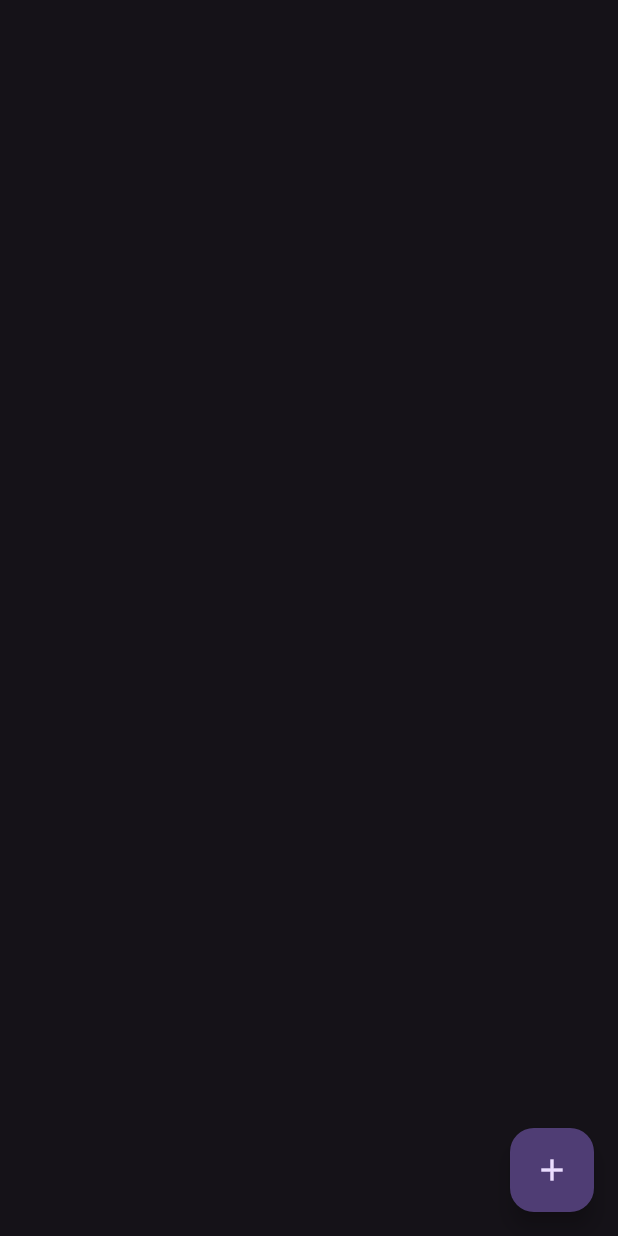
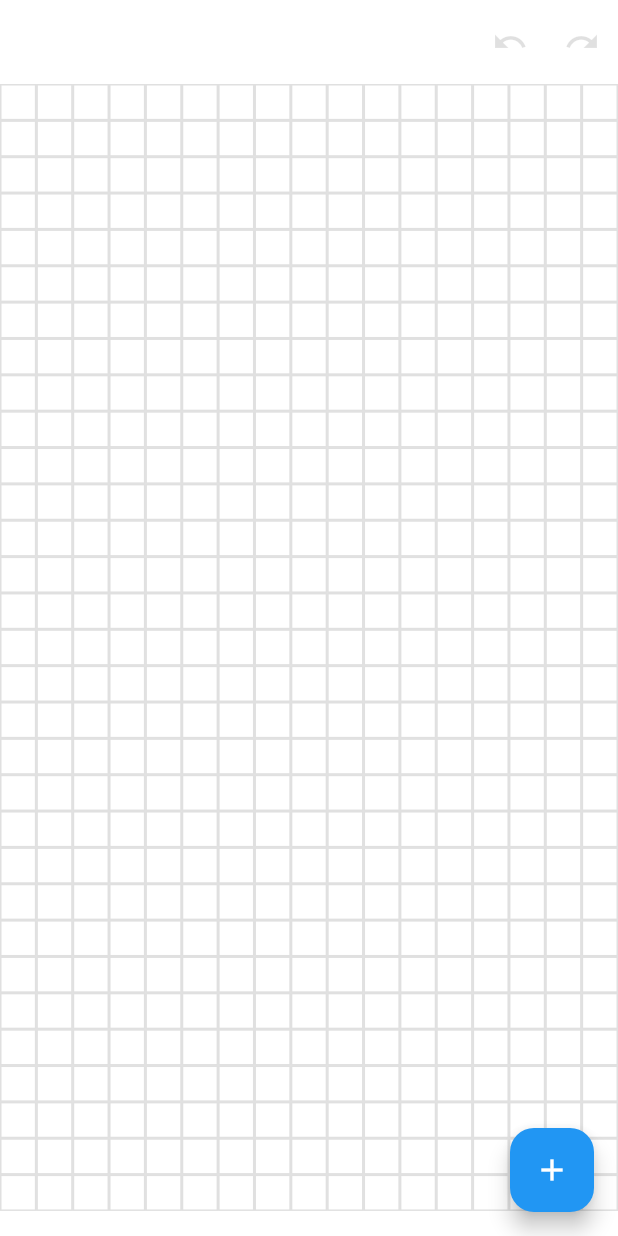
Before and after one commit to sumx21t-3310/xref, a Flutter app: the screen it shows after launch, on a phone screen of 412 x 824 dp. Run offline on Flutter 3.47's test engine with Material 3 defaults, Android fonts, the phone set to English and light mode, and no system bars; missing offline and left inert: flutter_box_transform, undo.

Commit message:
add redo undo

```diff
--- a/lib/Components/GridBackgorund.dart
+++ b/lib/Components/GridBackground.dart
@@ -27,14 +27,10 @@ class GridBackground extends StatelessWidget {
               ),
               itemCount: numColumns * numRows,
               itemBuilder: (BuildContext context, int index) {
-                var lineColor = Theme.of(context).brightness == Brightness.dark
-                    ? Colors.white.withOpacity(0.3)
-                    : Colors.black.withOpacity(0.3);
-
                 return Container(
                   decoration: BoxDecoration(
                     border: Border.all(
-                      color: lineColor, // 線の色
+                      color: Colors.black12, // 線の色
                       width: borderWidth, // 線の太さ
                     ),
                   ),
--- a/lib/Pages/CanvasPage.dart
+++ b/lib/Pages/CanvasPage.dart
@@ -1,5 +1,7 @@
 import 'package:flutter/material.dart';
+import 'package:undo/undo.dart';
 import 'package:xref/Components/ScrapImage.dart';
+import 'package:xref/Components/GridBackground.dart';
 
 class CanvasPage extends StatefulWidget {
   const CanvasPage({super.key});
@@ -9,27 +11,45 @@ class CanvasPage extends StatefulWidget {
 }
 
 class _CanvasPageState extends State<CanvasPage> {
+  var visibleGrid = true;
+  var history = ChangeStack(limit: 50);
   var scraps = <Widget>[];
 
   void addScrap() {
-    scraps.add(
-        ScrapImage(provider: NetworkImage("https://placehold.jp/200x200.png")));
+    var provider = NetworkImage("https://placehold.jp/200x200.png");
+
+    history.add(Change(
+        [...scraps],
+        () => setState(() => scraps.add(ScrapImage(provider: provider))),
+        (oldValue) => setState(() => scraps = [...oldValue])));
   }
-
-
 
   @override
   Widget build(BuildContext context) {
     return Scaffold(
+        appBar: AppBar(
+          actions: [
+            IconButton(
+                onPressed: () => history.undo(),
+                color: history.canUndo ? Colors.blueAccent : Colors.black12,
+                icon: const Icon(Icons.undo)),
+            IconButton(
+                onPressed: () => history.redo(),
+                color: history.canRedo ? Colors.blueAccent : Colors.black12,
+                icon: const Icon(Icons.redo)),
+          ],
+        ),
         floatingActionButton: FloatingActionButton(
-          onPressed: () {
-            setState(() => addScrap());
-          },
+          onPressed: () => addScrap(),
           child: const Icon(Icons.add),
         ),
-        body: Stack(
+        body: (Stack(
           children: [
-            // gridBackGround(10),
+            if (visibleGrid)
+              GridBackground(
+                borderWidth: 1,
+                gridSize: 25,
+              ),
             InteractiveViewer(
               boundaryMargin: const EdgeInsets.all(double.infinity),
               minScale: 0.1,
@@ -41,6 +61,6 @@ class _CanvasPageState extends State<CanvasPage> {
               ),
             )
           ],
-        ));
+        )));
   }
 }
--- a/lib/main.dart
+++ b/lib/main.dart
@@ -11,10 +11,16 @@ class App extends StatelessWidget {
     return MaterialApp(
         title: 'xref',
         debugShowCheckedModeBanner: true,
-        theme: ThemeData(
-            colorScheme: ColorScheme.fromSeed(
-                seedColor: Colors.deepPurple, brightness: Brightness.dark),
-            useMaterial3: true),
+        theme: AppThemeData.create(Brightness.light),
+        darkTheme: AppThemeData.create(Brightness.dark),
         home: const CanvasPage());
   }
 }
+
+class AppThemeData {
+  static ThemeData create(Brightness brightness) => ThemeData(
+      useMaterial3: true,
+      colorScheme: ColorScheme.fromSwatch(
+          primarySwatch: Colors.blue,
+          brightness: brightness));
+}
--- a/pubspec.yaml
+++ b/pubspec.yaml
@@ -36,6 +36,8 @@ dependencies:
   cupertino_icons: ^1.0.2
   flutter_box_transform: ^0.4.2
   image_size_getter: ^2.1.2
+  flutter_hooks: ^0.20.3
+  undo: ^1.5.0
 
 dev_dependencies:
   flutter_test:
```
Also changed, not shown: lib/Components/ScrapImage.dart (+16 -19 lines), lib/appTheme.dart (deleted, +0 -11 lines), lib/grid_background.dart (deleted, +0 -30 lines), pubspec.lock.
